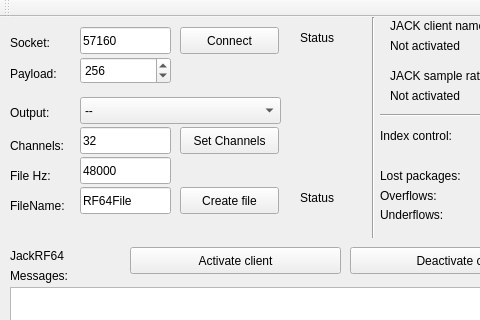
Before: the Qt Designer form window.ui in agomper/qtJackRF64, drawn with Qt 5; both pictures show x 0 to 480 and y 0 to 320 of the 583 by 456 pixel window.
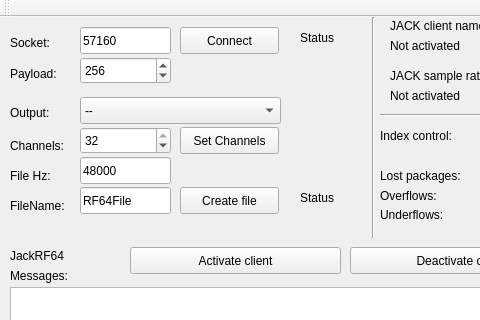
After: the same form once the commit is applied.

Commit message: Final version 1.1 (ligera modificacion interfaz)

```diff
--- a/window.ui
+++ b/window.ui
@@ -66,19 +66,6 @@
      <string>Channels:</string>
     </property>
    </widget>
-   <widget class="QLineEdit" name="fileChannels">
-    <property name="geometry">
-     <rect>
-      <x>80</x>
-      <y>110</y>
-      <width>91</width>
-      <height>27</height>
-     </rect>
-    </property>
-    <property name="text">
-     <string>32</string>
-    </property>
-   </widget>
    <widget class="QLabel" name="label_4">
     <property name="geometry">
      <rect>
@@ -511,6 +498,22 @@
      <string>JackRF64</string>
     </property>
    </widget>
+   <widget class="QSpinBox" name="spinBoxChannels">
+    <property name="geometry">
+     <rect>
+      <x>80</x>
+      <y>110</y>
+      <width>91</width>
+      <height>27</height>
+     </rect>
+    </property>
+    <property name="maximum">
+     <number>32</number>
+    </property>
+    <property name="value">
+     <number>32</number>
+    </property>
+   </widget>
   </widget>
   <widget class="QMenuBar" name="menuBar">
    <property name="geometry">
```
The commit also changes 1 other file.
